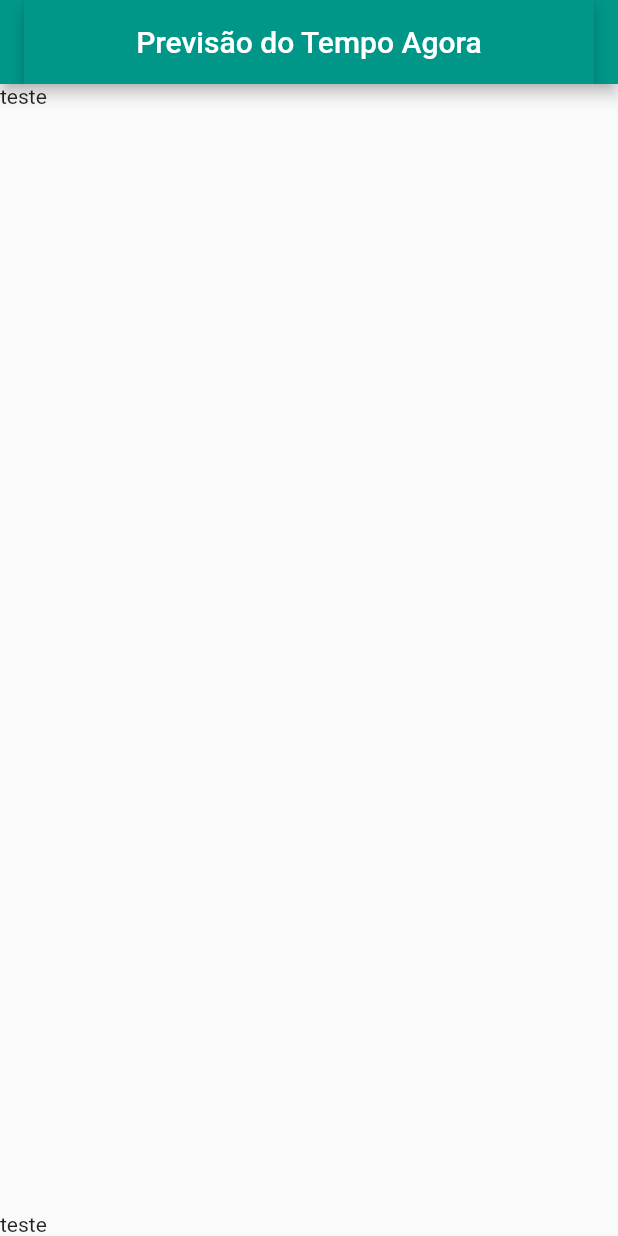
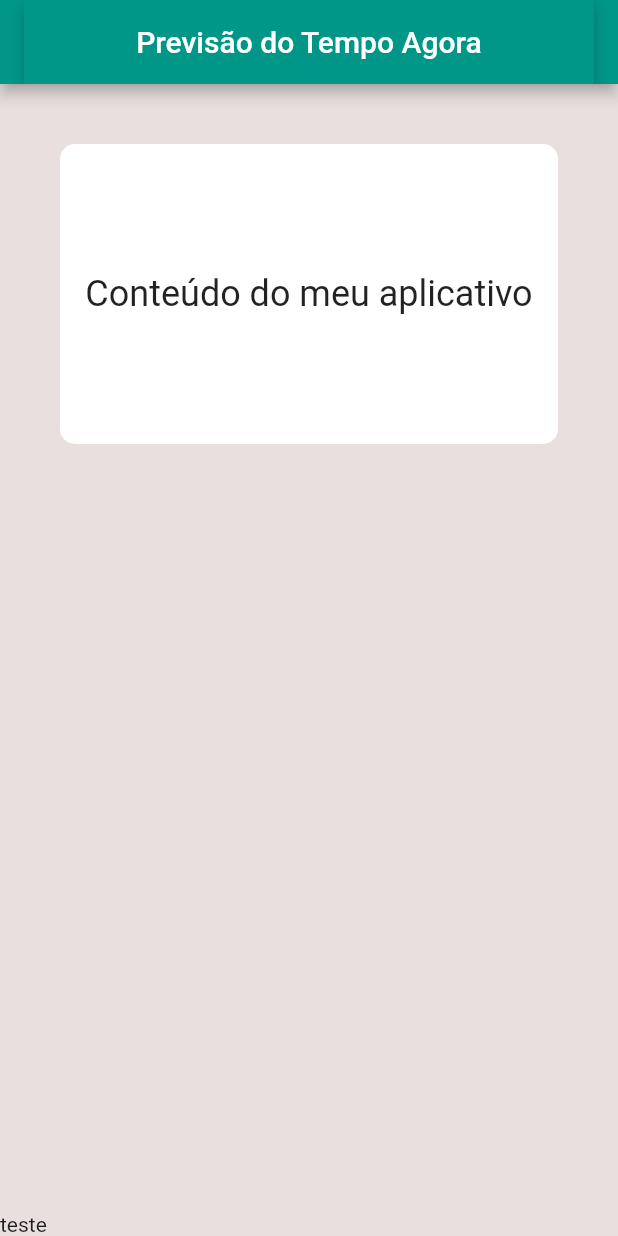
Before and after one commit to ricsjs/forecast-now-flutter, a Flutter app: the screen it shows after launch, on a phone screen of 412 x 824 dp. Run offline on Flutter 3.47's test engine with Material 2 defaults, Android fonts, the phone set to English and light mode, and no system bars.

Commit message:
container body

```diff
--- a/lib/main.dart
+++ b/lib/main.dart
@@ -15,8 +15,26 @@ class MyApp extends StatelessWidget {
         ),
         debugShowCheckedModeBanner: false, // Removendo o banner de debug
         home: Scaffold(
+          backgroundColor: Color.fromARGB(229, 230, 219, 219),
           appBar: AppBar(title: NewAppBar()),
-          body: Text("teste"),
+          body: Padding(
+            padding: const EdgeInsets.all(40.0),
+            child: Container(
+              height: 200,
+              decoration: BoxDecoration(
+                color: Colors
+                    .white, // Cor de fundo do Container definida como branco
+                borderRadius: BorderRadius.circular(
+                    10.0), // Valor de raio para deixar a borda arredondada
+              ),
+              child: Center(
+                child: Text(
+                  'Conteúdo do meu aplicativo',
+                  style: TextStyle(fontSize: 24),
+                ),
+              ),
+            ),
+          ),
           bottomNavigationBar: Text("teste"),
         ));
   }
@@ -33,33 +51,3 @@ class NewAppBar extends StatelessWidget {
     ));
   }
 }
-
-class MyHomePage extends StatefulWidget {
-  const MyHomePage({Key? key, required this.title}) : super(key: key);
-
-  final String title;
-
-  @override
-  _MyHomePageState createState() => _MyHomePageState();
-}
-
-class _MyHomePageState extends State<MyHomePage> {
-  @override
-  Widget build(BuildContext context) {
-    return Scaffold(
-      appBar: AppBar(
-        title: Text(widget.title),
-      ),
-      body: Center(
-        child: Column(
-          mainAxisAlignment: MainAxisAlignment.center,
-          children: const <Widget>[
-            Text(
-              'Forecast Now',
-            ),
-          ],
-        ),
-      ),
-    );
-  }
-}
```
Also changed, not shown: pubspec.lock.
